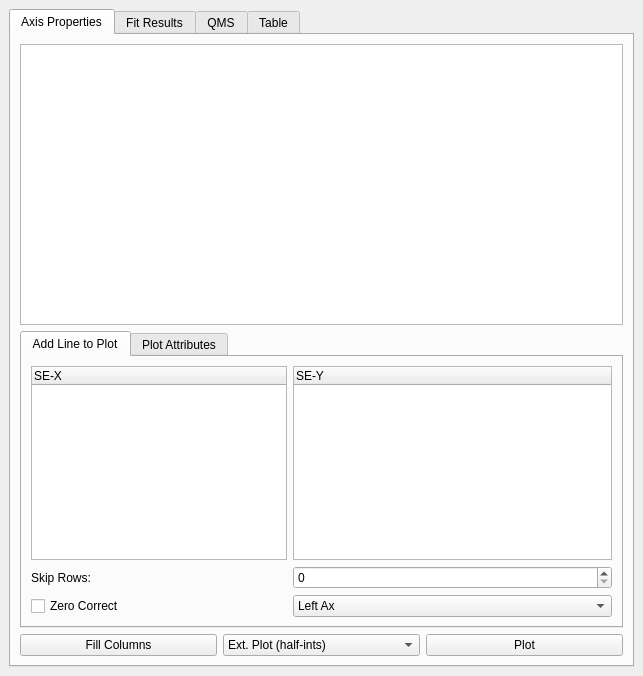
Old version of the form src/Ui_Files/DockWidgets/Ui/dw_SE.ui in the repository austinmcano/GGG.
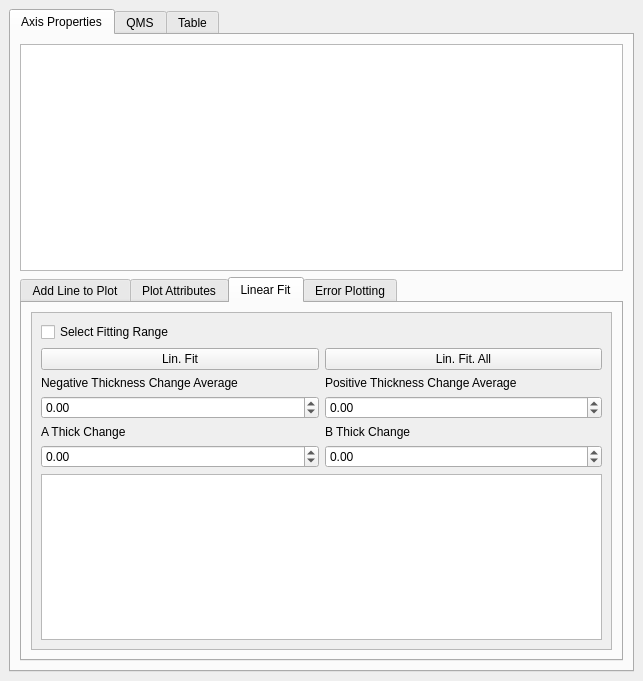
New version of the form. The open tabs and pages were chosen to show the change.

```diff
--- a/src/Ui_Files/DockWidgets/Ui/dw_SE.ui
+++ b/src/Ui_Files/DockWidgets/Ui/dw_SE.ui
@@ -7,7 +7,7 @@
     <x>0</x>
     <y>0</y>
     <width>643</width>
-    <height>676</height>
+    <height>681</height>
    </rect>
   </property>
   <property name="windowTitle">
@@ -15,7 +15,7 @@
   </property>
   <widget class="QWidget" name="dockWidgetContents">
    <layout class="QGridLayout" name="gridLayout">
-    <item row="2" column="2" colspan="4">
+    <item row="3" column="2">
      <widget class="QTabWidget" name="tabWidget">
       <property name="tabShape">
        <enum>QTabWidget::Rounded</enum>
@@ -28,47 +28,9 @@
         <string>Axis Properties</string>
        </attribute>
        <layout class="QGridLayout" name="gridLayout_3">
-        <item row="12" column="1">
-         <widget class="QPushButton" name="fill_cols_pb">
-          <property name="text">
-           <string>Fill Columns</string>
-          </property>
-         </widget>
-        </item>
-        <item row="12" column="2">
-         <widget class="QComboBox" name="plot_type_cb">
-          <item>
-           <property name="text">
-            <string>Ext. Plot (half-ints)</string>
-           </property>
-          </item>
-          <item>
-           <property name="text">
-            <string>Ext. Plot (ints)</string>
-           </property>
-          </item>
-          <item>
-           <property name="text">
-            <string>X vs Y</string>
-           </property>
-          </item>
-          <item>
-           <property name="text">
-            <string>Ext. Plot (third-ints)</string>
-           </property>
-          </item>
-         </widget>
-        </item>
         <item row="0" column="1" colspan="3">
          <widget class="QTreeView" name="SE_treeView"/>
         </item>
-        <item row="12" column="3">
-         <widget class="QPushButton" name="plot_pb">
-          <property name="text">
-           <string>Plot</string>
-          </property>
-         </widget>
-        </item>
         <item row="1" column="1" colspan="3">
          <widget class="QTabWidget" name="tabWidget_3">
           <property name="currentIndex">
@@ -89,7 +51,7 @@
               </property>
               <column>
                <property name="text">
-                <string>SE-X</string>
+                <string>X-Axis</string>
                </property>
               </column>
              </widget>
@@ -101,12 +63,22 @@
               </property>
               <column>
                <property name="text">
-                <string>SE-Y</string>
+                <string>Y-Axis</string>
                </property>
               </column>
              </widget>
             </item>
-            <item row="3" column="1">
+            <item row="2" column="1">
+             <widget class="QSpinBox" name="skip_rows_sb"/>
+            </item>
+            <item row="3" column="0">
+             <widget class="QPushButton" name="fill_cols_pb">
+              <property name="text">
+               <string>Fill Columns</string>
+              </property>
+             </widget>
+            </item>
+            <item row="4" column="0">
              <widget class="QComboBox" name="ax_cb">
               <item>
                <property name="text">
@@ -120,18 +92,32 @@
               </item>
              </widget>
             </item>
-            <item row="3" column="0">
-             <widget class="QCheckBox" name="zero_correct_checkb">
-              <property name="text">
-               <string>Zero Correct</string>
-              </property>
-              <property name="checked">
-               <bool>false</bool>
-              </property>
+            <item row="3" column="1">
+             <widget class="QComboBox" name="plot_type_cb">
+              <item>
+               <property name="text">
+                <string>Ext. Plot (half-ints)</string>
+               </property>
+              </item>
+              <item>
+               <property name="text">
+                <string>Ext. Plot (ints)</string>
+               </property>
+              </item>
+              <item>
+               <property name="text">
+                <string>X vs Y</string>
+               </property>
+              </item>
+              <item>
+               <property name="text">
+                <string>Ext. Plot (third-ints)</string>
+               </property>
+              </item>
              </widget>
             </item>
-            <item row="2" column="0">
-             <widget class="QLabel" name="label_7">
+            <item row="4" column="1">
+             <widget class="QPushButton" name="plot_pb">
               <property name="text">
                <string>Skip Rows: </string>
               </property>
@@ -220,80 +206,153 @@
               </property>
              </widget>
             </item>
+            <item row="8" column="1">
+             <widget class="QComboBox" name="comboBox"/>
+            </item>
+            <item row="4" column="1">
+             <widget class="QCheckBox" name="zero_correct_checkb">
+              <property name="text">
+               <string>Zero Correct</string>
+              </property>
+              <property name="checked">
+               <bool>false</bool>
+              </property>
+             </widget>
+            </item>
+            <item row="3" column="0" rowspan="7">
+             <widget class="QTreeWidget" name="error_tw">
+              <column>
+               <property name="text">
+                <string>Error</string>
+               </property>
+              </column>
+             </widget>
+            </item>
            </layout>
           </widget>
-         </widget>
-        </item>
-       </layout>
-      </widget>
-      <widget class="QWidget" name="tab_2">
-       <attribute name="title">
-        <string>Fit Results</string>
-       </attribute>
-       <layout class="QGridLayout" name="gridLayout_5">
-        <item row="3" column="0" colspan="5">
-         <widget class="QTextBrowser" name="textBrowser">
-          <property name="maximumSize">
-           <size>
-            <width>16777215</width>
-            <height>150</height>
-           </size>
-          </property>
-          <property name="html">
-           <string>&lt;!DOCTYPE HTML PUBLIC &quot;-//W3C//DTD HTML 4.0//EN&quot; &quot;http://www.w3.org/TR/REC-html40/strict.dtd&quot;&gt;
-&lt;html&gt;&lt;head&gt;&lt;meta name=&quot;qrichtext&quot; content=&quot;1&quot; /&gt;&lt;style type=&quot;text/css&quot;&gt;
-p, li { white-space: pre-wrap; }
-&lt;/style&gt;&lt;/head&gt;&lt;body style=&quot; font-family:'MS Shell Dlg 2'; font-size:8.25pt; font-weight:400; font-style:normal;&quot;&gt;
-&lt;p align=&quot;center&quot; style=&quot; margin-top:0px; margin-bottom:0px; margin-left:0px; margin-right:0px; -qt-block-indent:0; text-indent:0px;&quot;&gt;&lt;span style=&quot; font-family:'.AppleSystemUIFont'; font-size:13pt;&quot;&gt;There are a few parameter for plotting if you may need it,  including what the line should look like, the color (UNDER WORK) and if the data may require you to skip inital metadata at the beginning.  Lin. Fit function makes a popup dialog where you can pick a single line on the graph to linearly fit where the fit stats will show up below. The Lin. Fit. All will fit all the data on the graph and print in the line command the slopes of the data&lt;/span&gt;&lt;/p&gt;&lt;/body&gt;&lt;/html&gt;</string>
-          </property>
-         </widget>
-        </item>
-        <item row="4" column="0" colspan="5">
-         <widget class="QTextEdit" name="fit_results_TE"/>
-        </item>
-        <item row="1" column="1">
-         <widget class="QCheckBox" name="selectrange_box">
-          <property name="text">
-           <string>Select Fitting Range</string>
-          </property>
-         </widget>
-        </item>
-        <item row="1" column="0">
-         <widget class="QComboBox" name="axischoise_cb">
-          <item>
-           <property name="text">
-            <string>axis1</string>
-           </property>
-          </item>
-          <item>
-           <property name="text">
-            <string>axis2</string>
-           </property>
-          </item>
-          <item>
-           <property name="text">
-            <string>axis3</string>
-           </property>
-          </item>
-          <item>
-           <property name="text">
-            <string>axis4</string>
-           </property>
-          </item>
-         </widget>
-        </item>
-        <item row="5" column="1" colspan="2">
-         <widget class="QPushButton" name="lin_fit_pb">
-          <property name="text">
-           <string>Lin. Fit</string>
-          </property>
-         </widget>
-        </item>
-        <item row="5" column="3">
-         <widget class="QPushButton" name="linfitall_pb">
-          <property name="text">
-           <string>Lin. Fit. All</string>
-          </property>
+          <widget class="QWidget" name="tab_9">
+           <attribute name="title">
+            <string>Linear Fit</string>
+           </attribute>
+           <layout class="QGridLayout" name="gridLayout_11">
+            <item row="0" column="1" colspan="2">
+             <widget class="QScrollArea" name="scrollArea_2">
+              <property name="widgetResizable">
+               <bool>true</bool>
+              </property>
+              <widget class="QWidget" name="scrollAreaWidgetContents_2">
+               <property name="geometry">
+                <rect>
+                 <x>0</x>
+                 <y>0</y>
+                 <width>575</width>
+                 <height>275</height>
+                </rect>
+               </property>
+               <layout class="QGridLayout" name="gridLayout_12">
+                <item row="1" column="1">
+                 <widget class="QPushButton" name="linfitall_pb">
+                  <property name="text">
+                   <string>Lin. Fit. All</string>
+                  </property>
+                 </widget>
+                </item>
+                <item row="1" column="0">
+                 <widget class="QPushButton" name="lin_fit_pb">
+                  <property name="text">
+                   <string>Lin. Fit</string>
+                  </property>
+                 </widget>
+                </item>
+                <item row="0" column="0">
+                 <widget class="QCheckBox" name="selectrange_box">
+                  <property name="text">
+                   <string>Select Fitting Range</string>
+                  </property>
+                 </widget>
+                </item>
+                <item row="5" column="0">
+                 <widget class="QDoubleSpinBox" name="adosethickchange">
+                  <property name="minimum">
+                   <double>-9999.000000000000000</double>
+                  </property>
+                  <property name="maximum">
+                   <double>9999.000000000000000</double>
+                  </property>
+                 </widget>
+                </item>
+                <item row="2" column="0">
+                 <widget class="QLabel" name="label_20">
+                  <property name="text">
+                   <string>Negative Thickness Change Average</string>
+                  </property>
+                 </widget>
+                </item>
+                <item row="4" column="0">
+                 <widget class="QLabel" name="label_21">
+                  <property name="text">
+                   <string>A Thick Change</string>
+                  </property>
+                 </widget>
+                </item>
+                <item row="3" column="0">
+                 <widget class="QDoubleSpinBox" name="negthickchange">
+                  <property name="minimum">
+                   <double>-9999.000000000000000</double>
+                  </property>
+                  <property name="maximum">
+                   <double>9999.000000000000000</double>
+                  </property>
+                 </widget>
+                </item>
+                <item row="5" column="1">
+                 <widget class="QDoubleSpinBox" name="bdosethickchange">
+                  <property name="minimum">
+                   <double>-9999.000000000000000</double>
+                  </property>
+                  <property name="maximum">
+                   <double>9999.000000000000000</double>
+                  </property>
+                 </widget>
+                </item>
+                <item row="4" column="1">
+                 <widget class="QLabel" name="label_22">
+                  <property name="text">
+                   <string>B Thick Change</string>
+                  </property>
+                 </widget>
+                </item>
+                <item row="2" column="1">
+                 <widget class="QLabel" name="label_19">
+                  <property name="text">
+                   <string>Positive Thickness Change Average</string>
+                  </property>
+                 </widget>
+                </item>
+                <item row="3" column="1">
+                 <widget class="QDoubleSpinBox" name="posthickchange">
+                  <property name="minimum">
+                   <double>-9999.000000000000000</double>
+                  </property>
+                  <property name="maximum">
+                   <double>9999.000000000000000</double>
+                  </property>
+                 </widget>
+                </item>
+                <item row="6" column="0" colspan="2">
+                 <widget class="QTextEdit" name="fit_results_TE"/>
+                </item>
+               </layout>
+              </widget>
+             </widget>
+            </item>
+           </layout>
+          </widget>
+          <widget class="QWidget" name="tab_2">
+           <attribute name="title">
+            <string>Error Plotting</string>
+           </attribute>
+          </widget>
          </widget>
         </item>
        </layout>
```
Left out of the diff: 66 changed lines with no effect on the pictures.
